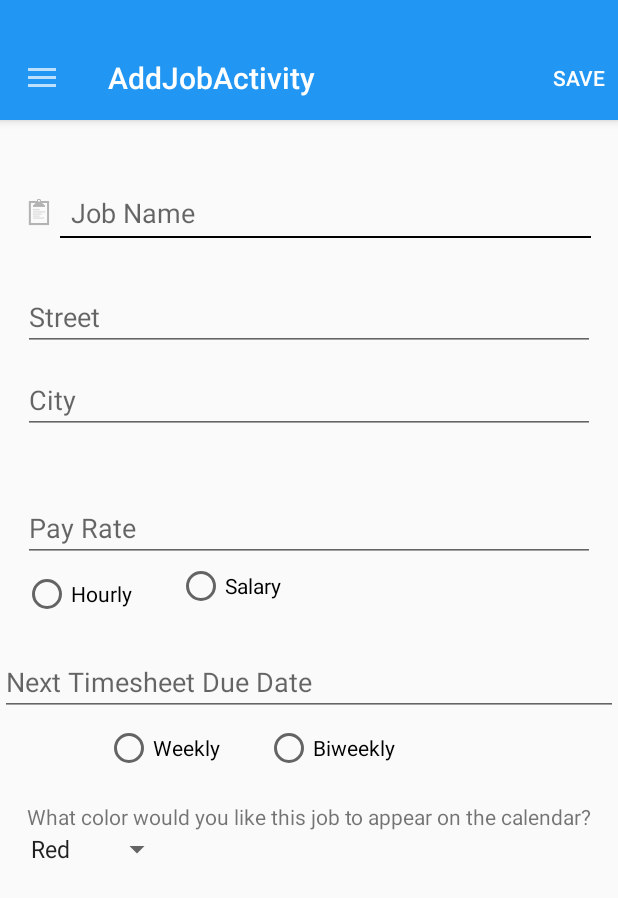
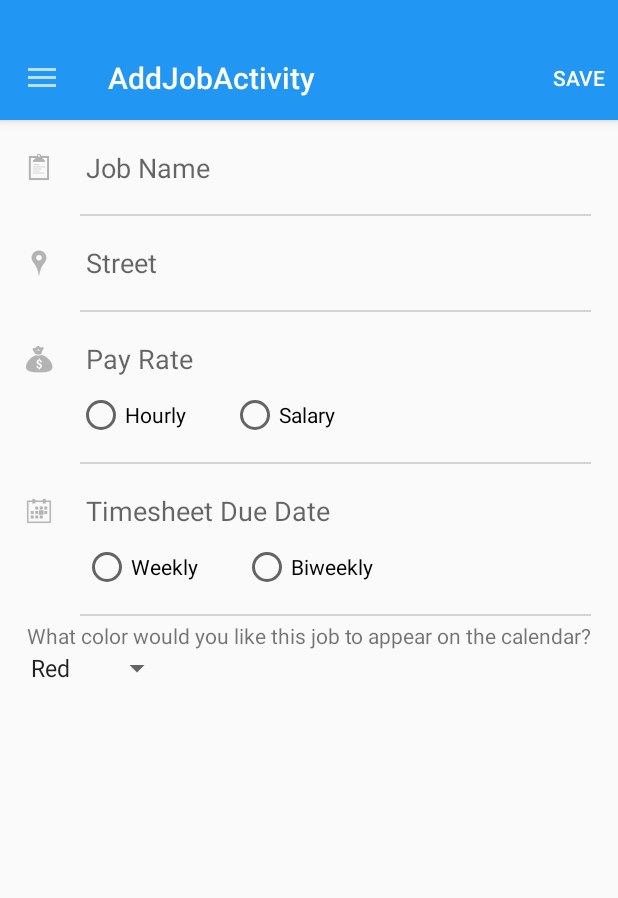
Before and after one commit to nbach/QuickTracker, an Android app: the AddJobActivity screen opened directly, with no data from a screen before it, after a tap on "SAVE", on a phone screen of 412 x 824 dp. Shown: the top 898 px of the screen. Run offline under Robolectric (Android 15) with nearby library versions, the phone set to English and light mode, and no system bars; libraries missing offline, so code that uses them is left out: com.nispok.snackbar; 1 statement that could not run was skipped.

Commit message:
redoing formatting of add job

```diff
--- a/mobile/src/main/java/com/android/quicktracker/com/quicktracker/AddJobActivity.java
+++ b/mobile/src/main/java/com/android/quicktracker/com/quicktracker/AddJobActivity.java
@@ -94,11 +94,9 @@ public class AddJobActivity extends ActionBarActivity implements ResultCallback<
         if(editPosition != -1){
             Jobs tempJob = Jobs.jobList.get(editPosition);
             EditText taskEdit = (EditText) findViewById(R.id.jobNameEditText);
-            EditText streetEdit = (EditText) findViewById(R.id.streetEditText);
-            EditText cityEdit = (EditText) findViewById(R.id.cityEditText);
+            EditText addressEdit = (EditText) findViewById(R.id.addressEditText);
             taskEdit.setText(tempJob.get_name());
-            streetEdit.setText(tempJob.get_address());
-            cityEdit.setText(tempJob.get_address());
+            addressEdit.setText(tempJob.get_address());
         }
         toolbar = (Toolbar) findViewById(R.id.tool_bar);
         setSupportActionBar(toolbar);
@@ -162,12 +160,9 @@ public class AddJobActivity extends ActionBarActivity implements ResultCallback<
 
     public void addJob(){
         EditText taskEdit = (EditText) findViewById(R.id.jobNameEditText);
-        EditText streetEdit = (EditText) findViewById(R.id.streetEditText);
-        EditText cityEdit = (EditText) findViewById(R.id.cityEditText);
+        EditText addressEdit = (EditText) findViewById(R.id.addressEditText);
         String taskName = taskEdit.getText().toString().trim();
-        String streetName = streetEdit.getText().toString().trim();
-        String cityName = cityEdit.getText().toString().trim();
-        String addressName = streetName + ", " + cityName;
+        String addressName = addressEdit.getText().toString().trim();
         if (editPosition != -1){
                 Jobs currentJob = Jobs.jobList.get(editPosition);
                 currentJob.set_name(taskName);
--- a/mobile/src/main/java/com/android/quicktracker/com/quicktracker/AddTimeActivity.java
+++ b/mobile/src/main/java/com/android/quicktracker/com/quicktracker/AddTimeActivity.java
@@ -52,6 +52,7 @@ public class AddTimeActivity extends ActionBarActivity {
     ActionBarDrawerToggle mDrawerToggle;
     final Calendar userSelection = Calendar.getInstance();
     final Calendar defaultSelection = Calendar.getInstance();
+
     DatePickerDialog.OnDateSetListener dateStart = new DatePickerDialog.OnDateSetListener() {
 
        @Override
@@ -279,7 +280,7 @@ public class AddTimeActivity extends ActionBarActivity {
     }
 
     public void onTouchDrawer(final int position) {
-        int lastMenu = 3;
+        int lastMenu = 0;
         final int JOB_DETAILS_POSITION = 1;
         final int CALENDAR_POSITION = 2;
         final int SETTINGS_POSITION = 3;
@@ -375,4 +376,5 @@ public class AddTimeActivity extends ActionBarActivity {
                 return "";
         }
     }
+
 }
--- a/mobile/src/main/java/com/android/quicktracker/com/quicktracker/JobDetailsActivity.java
+++ b/mobile/src/main/java/com/android/quicktracker/com/quicktracker/JobDetailsActivity.java
@@ -279,6 +279,7 @@ public class JobDetailsActivity extends ActionBarActivity {
                                                 .text("Job Deleted")
                                                 .actionLabel("Undo")
                                                 .actionColor(Color.YELLOW)
+
                                                 .actionListener(new ActionClickListener() {
                                                     @Override
                                                     public void onActionClicked(Snackbar snackbar) {
--- a/mobile/src/main/res/layout/activity_add_job.xml
+++ b/mobile/src/main/res/layout/activity_add_job.xml
@@ -8,8 +8,7 @@
 
     <RelativeLayout
         android:layout_width="match_parent"
-        android:layout_height="match_parent"
-        >
+        android:layout_height="match_parent">
 
 
         <include
@@ -17,90 +16,125 @@
             layout="@layout/tool_bar"></include>
 
         <LinearLayout
-            android:layout_marginLeft="10dp"
-            android:layout_marginRight="15dp"
-            android:layout_below="@+id/tool_bar"
             android:id="@+id/jobNameLinearLayout"
             android:layout_width="match_parent"
             android:layout_height="wrap_content"
+            android:layout_below="@+id/tool_bar"
+            android:layout_marginLeft="10dp"
+            android:layout_marginRight="15dp"
             android:orientation="horizontal"
-            android:paddingTop="45sp">
+            android:paddingTop="15sp">
 
             <ImageView
+                android:id="@+id/jobTitleImage"
                 android:layout_width="wrap_content"
                 android:layout_height="wrap_content"
-                android:id="@+id/jobTitleImage"
-                android:src="@drawable/ic_clipboard_gray"
-                />
+                android:src="@drawable/ic_clipboard_gray" />
+
             <EditText
                 android:id="@+id/jobNameEditText"
                 android:layout_width="match_parent"
                 android:layout_height="wrap_content"
+                android:layout_alignTop="@+id/pushNotificationsTextView"
+                android:layout_marginLeft="15dp"
+                android:layout_marginTop="4dp"
                 android:layout_toRightOf="@+id/jobTitleImage"
-                android:layout_alignTop="@+id/pushNotificationsTextView"
-                android:layout_marginLeft="5dp"
-                android:layout_marginTop="4dp"
                 android:background="@null"
                 android:hint="Job Name" />
         </LinearLayout>
+
         <View
+            android:id="@+id/firstDivider"
             android:layout_width="fill_parent"
-            android:layout_marginLeft="40dp"
+            android:layout_height="1dip"
+            android:layout_below="@+id/jobNameLinearLayout"
+            android:layout_marginLeft="53dp"
             android:layout_marginRight="18dp"
-            android:paddingTop="20dp"
-            android:layout_height="1dip"
-            android:background="#000000"
-            android:layout_below="@+id/jobNameLinearLayout"
-            android:id="@+id/firstDivider"/>
+            android:layout_marginTop="15dp"
+            android:background="#ffd3d3d3" />
 
 
         <LinearLayout
             android:id="@+id/addressLinearLayout"
-            android:layout_marginLeft="15dp"
-            android:layout_marginRight="15dp"
             android:layout_width="match_parent"
             android:layout_height="wrap_content"
             android:layout_below="@+id/firstDivider"
-            android:orientation="vertical"
-            android:paddingTop="30dp">
+            android:layout_marginLeft="10dp"
+
+            android:layout_marginRight="15dp"
+
+            android:orientation="horizontal"
+
+            android:paddingTop="15dp">
+
+            <ImageView
+                android:id="@+id/addressImage"
+                android:layout_width="wrap_content"
+                android:layout_height="wrap_content"
+                android:src="@drawable/ic_location_gray" />
+
             <EditText
-                android:id="@+id/streetEditText"
+                android:id="@+id/addressEditText"
                 android:layout_width="match_parent"
                 android:layout_height="wrap_content"
+                android:layout_marginLeft="15dp"
+                android:layout_marginTop="3dp"
+                android:layout_toRightOf="@+id/addressImage"
+                android:background="@null"
                 android:hint="Street"
-                android:inputType="textPostalAddress" />
-            <EditText
-            android:id="@+id/cityEditText"
-            android:layout_width="match_parent"
-            android:layout_height="wrap_content"
-            android:layout_below="@+id/streetEditText"
-            android:layout_marginTop="10dp"
-            android:hint="City"
                 android:inputType="textPostalAddress" />
         </LinearLayout>
 
+        <View
+            android:id="@+id/secondDivider"
+            android:layout_width="fill_parent"
+            android:layout_height="1dip"
+            android:layout_below="@+id/addressLinearLayout"
+            android:layout_marginLeft="53dp"
+            android:layout_marginRight="18dp"
+            android:layout_marginTop="15dp"
+            android:background="#ffd3d3d3" />
+
+        <LinearLayout
+            android:id="@+id/payWrapper"
+            android:layout_width="match_parent"
+            android:layout_height="wrap_content"
+            android:layout_below="@+id/secondDivider"
+            android:orientation="vertical">
+
             <LinearLayout
                 android:id="@+id/payLinearLayout"
-            android:layout_marginLeft="15dp"
-            android:layout_marginRight="15dp"
                 android:layout_width="match_parent"
                 android:layout_height="wrap_content"
-            android:layout_below="@+id/addressLinearLayout"
-            android:orientation="vertical"
-            android:paddingTop="30dp">
+                android:layout_marginLeft="10dp"
+                android:layout_marginRight="15dp"
+
+                android:orientation="horizontal"
+                android:paddingTop="15dp">
+
+                <ImageView
+                    android:id="@+id/payImage"
+                    android:layout_width="wrap_content"
+                    android:layout_height="wrap_content"
+                    android:src="@drawable/ic_money" />
 
                 <EditText
                     android:id="@+id/payEditText"
                     android:layout_width="match_parent"
                     android:layout_height="wrap_content"
-                android:layout_marginTop="10dp"
+                    android:layout_marginLeft="15dp"
+                    android:layout_marginTop="3dp"
+                    android:layout_toRightOf="@+id/payImage"
+                    android:background="@null"
                     android:hint="Pay Rate"
-                android:inputType="text" />
+                    android:inputType="textPostalAddress" />
+            </LinearLayout>
 
             <LinearLayout
                 android:id="@+id/payFirstRow"
                 android:layout_width="match_parent"
                 android:layout_height="wrap_content"
+                android:layout_marginLeft="51dp"
                 android:orientation="horizontal">
 
                 <RadioGroup
@@ -120,30 +154,57 @@
                         android:layout_width="wrap_content"
                         android:layout_height="wrap_content"
                         android:layout_marginLeft="30dp"
+                        android:layout_marginTop="5dp"
                         android:text="Salary" />
                 </RadioGroup>
+
             </LinearLayout>
 
 
+        </LinearLayout>
 
-
-        </LinearLayout>
+        <View
+            android:id="@+id/thirdDivider"
+            android:layout_width="fill_parent"
+            android:layout_height="1dip"
+            android:layout_below="@+id/payWrapper"
+            android:layout_marginLeft="53dp"
+            android:layout_marginRight="18dp"
+            android:layout_marginTop="15dp"
+            android:background="#ffd3d3d3" />
 
         <LinearLayout
             android:id="@+id/timesheetLinearLayout"
             android:layout_width="match_parent"
             android:layout_height="wrap_content"
-            android:layout_below="@+id/payLinearLayout"
+            android:layout_below="@+id/thirdDivider"
+            android:layout_marginLeft="10dp"
+            android:layout_marginRight="15dp"
             android:orientation="vertical"
-            android:paddingTop="20dp">
+            android:paddingTop="15dp">
+
+            <LinearLayout
+                android:layout_width="match_parent"
+                android:layout_height="wrap_content"
+                android:id="@+id/timesheetFirstRow">
+                <ImageView
+                    android:id="@+id/timesheetImage"
+                    android:layout_width="wrap_content"
+                    android:layout_height="wrap_content"
+                    android:src="@drawable/ic_calendar_gray" />
 
                 <EditText
                     android:id="@+id/timesheetEditText"
                     android:layout_width="match_parent"
                     android:layout_height="wrap_content"
-                android:layout_alignParentTop="true"
-                android:hint="Next Timesheet Due Date"
-                android:textAppearance="?android:attr/textAppearanceMedium" />
+                    android:layout_marginLeft="15dp"
+                    android:layout_marginTop="3dp"
+                    android:layout_toRightOf="@+id/timesheetImage"
+                    android:background="@null"
+                    android:hint="Timesheet Due Date"
+                    android:inputType="textPostalAddress" />
+
+            </LinearLayout>
 
             <RadioGroup
                 android:layout_width="wrap_content"
@@ -155,7 +216,7 @@
                     android:id="@+id/weeklyRadioButton"
                     android:layout_width="wrap_content"
                     android:layout_height="wrap_content"
-                    android:layout_marginLeft="70dp"
+                    android:layout_marginLeft="45dp"
                     android:text="Weekly" />
 
                 <RadioButton
@@ -167,6 +228,16 @@
             </RadioGroup>
 
         </LinearLayout>
+        <View
+            android:id="@+id/fourthDivider"
+            android:layout_width="fill_parent"
+            android:layout_height="1dip"
+            android:layout_below="@+id/timesheetLinearLayout"
+            android:layout_marginLeft="53dp"
+            android:layout_marginRight="18dp"
+            android:layout_marginTop="15dp"
+            android:background="#ffd3d3d3" />
+
 
         <LinearLayout
             android:id="@+id/colorLinearLayout"
@@ -178,24 +249,23 @@
 
             <TextView
                 android:id="@+id/colorTextView"
-                android:layout_below="@+id/timesheetLinearLayout"
                 android:layout_width="match_parent"
                 android:layout_height="wrap_content"
                 android:layout_alignParentTop="true"
+                android:layout_below="@+id/timesheetLinearLayout"
                 android:gravity="center"
-                android:text="What color would you like this job to appear on the calendar?"
-            />
+                android:text="What color would you like this job to appear on the calendar?" />
 
 
             <Spinner
+                android:id="@+id/colorSpinner"
                 android:layout_width="wrap_content"
                 android:layout_height="wrap_content"
                 android:layout_below="@id/colorTextView"
-                android:id="@+id/colorSpinner"
-                android:gravity="center"
                 android:drawSelectorOnTop="true"
                 android:entries="@array/color_array"
-                android:prompt="@string/color_prompt"/>
+                android:gravity="center"
+                android:prompt="@string/color_prompt" />
         </LinearLayout>
 
     </RelativeLayout>
```
Also changed, not shown: mobile/src/main/res/drawable-hdpi/ic_calendar_gray.png (added), mobile/src/main/res/drawable-hdpi/ic_location_gray.png (added), mobile/src/main/res/drawable-hdpi/ic_money.png (added), mobile/src/main/res/drawable-mdpi/ic_calendar_gray.png (added), mobile/src/main/res/drawable-mdpi/ic_location_gray.png (added), mobile/src/main/res/drawable-mdpi/ic_money.png (added), mobile/src/main/res/drawable-xhdpi/ic_calendar_gray.png (added), mobile/src/main/res/drawable-xhdpi/ic_location_gray.png (added), mobile/src/main/res/drawable-xhdpi/ic_money.png (added), mobile/src/main/res/drawable-xxhdpi/ic_calendar_gray.png (added), mobile/src/main/res/drawable-xxhdpi/ic_location_gray.png (added), mobile/src/main/res/drawable-xxhdpi/ic_money.png (added), 3 other files. Lines whose indentation alone changed are shown as unchanged.
